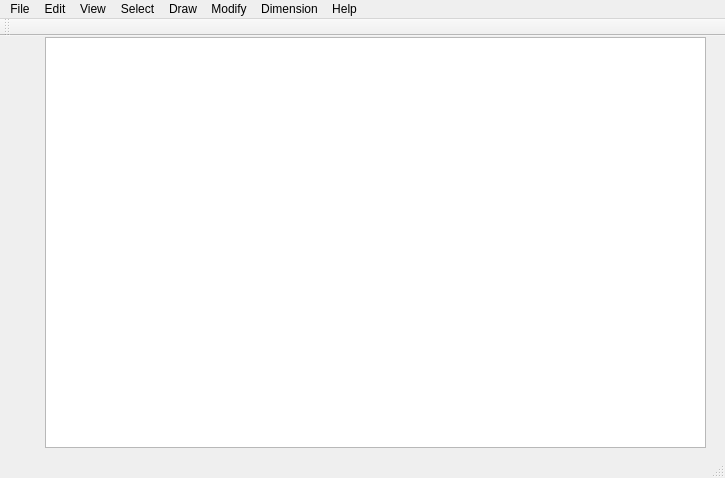
kamalpreetgrewal/gdcad, file mainwindow.ui: the form before one commit.
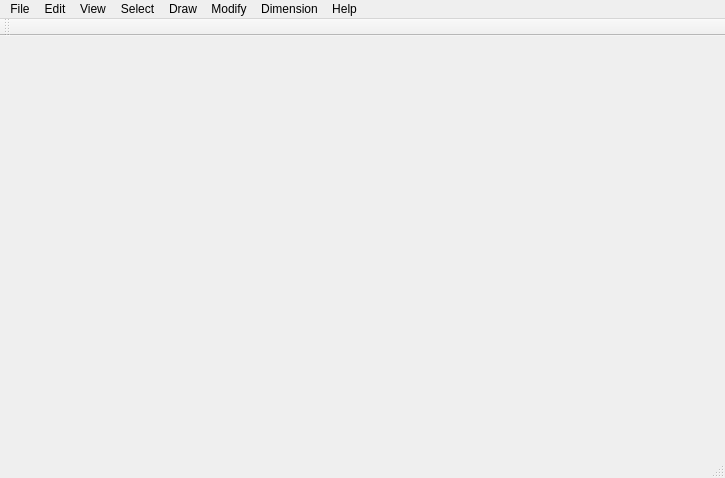
The form after the commit.

Commit message: paints a line

```diff
--- a/mainwindow.ui
+++ b/mainwindow.ui
@@ -13,27 +13,7 @@
   <property name="windowTitle">
    <string>MainWindow</string>
   </property>
-  <widget class="QWidget" name="centralWidget">
-   <widget class="QGraphicsView" name="graphicsView">
-    <property name="geometry">
-     <rect>
-      <x>45</x>
-      <y>1</y>
-      <width>661</width>
-      <height>411</height>
-     </rect>
-    </property>
-    <property name="mouseTracking">
-     <bool>true</bool>
-    </property>
-    <property name="autoFillBackground">
-     <bool>true</bool>
-    </property>
-    <property name="resizeAnchor">
-     <enum>QGraphicsView::NoAnchor</enum>
-    </property>
-   </widget>
-  </widget>
+  <widget class="QWidget" name="centralWidget"/>
   <widget class="QMenuBar" name="menuBar">
    <property name="geometry">
     <rect>
```
Left out of the diff: 3 changed lines with no effect on the pictures. The commit also changes 2 other files.
